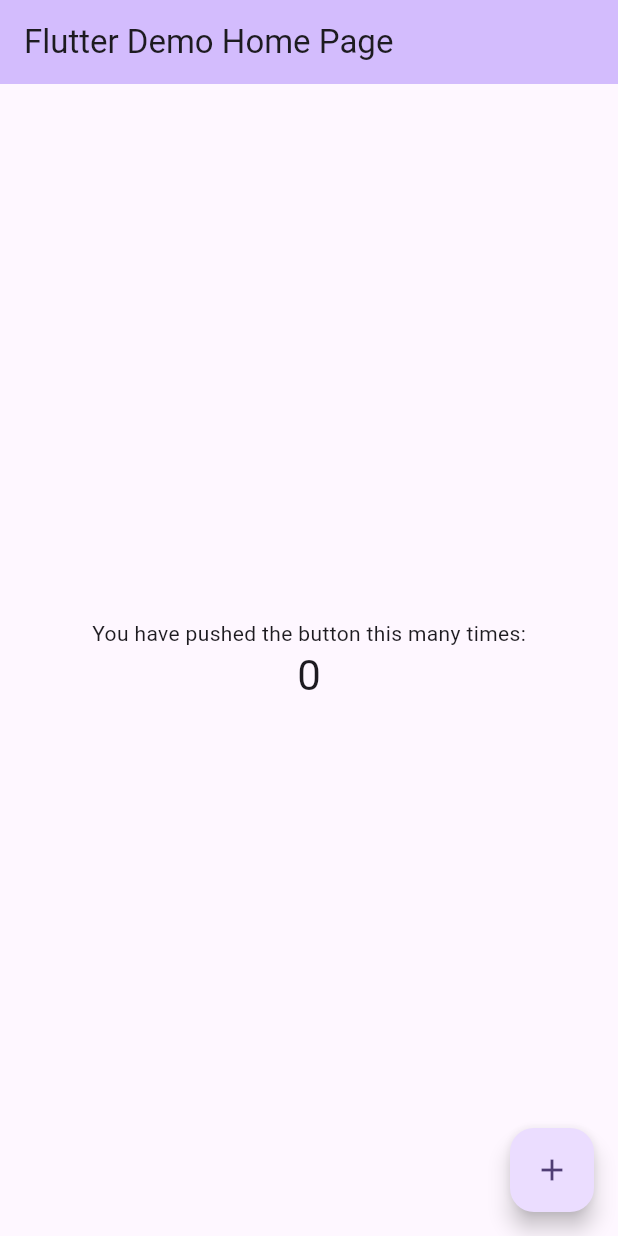
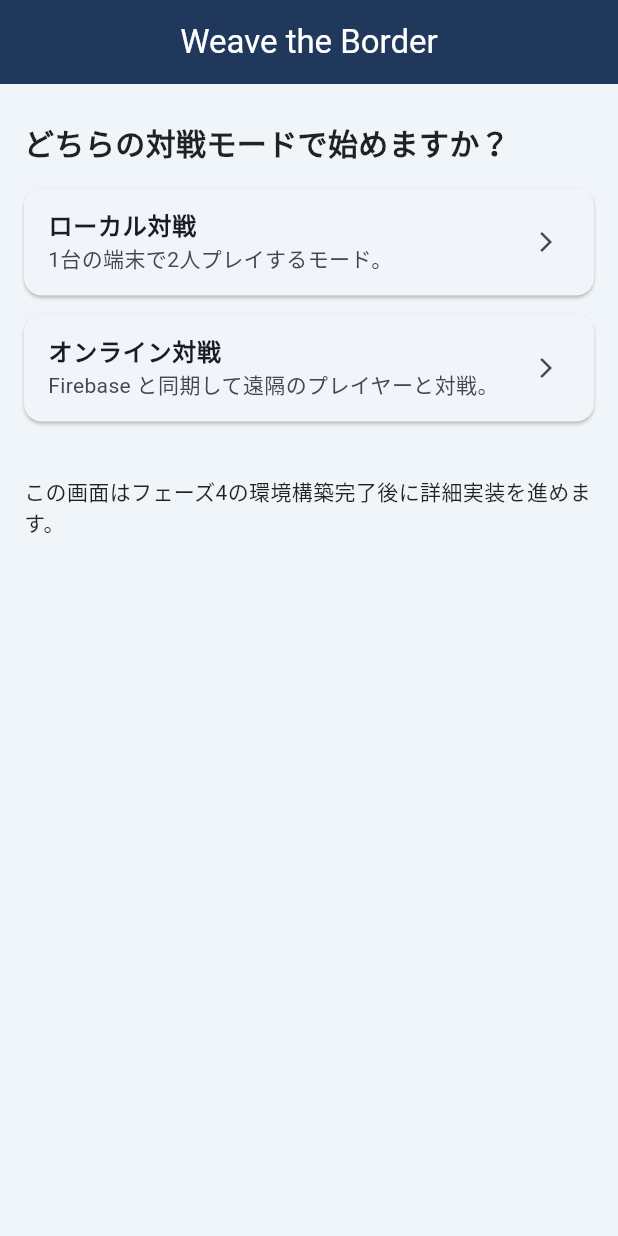
Before and after one commit to AimotoRyosuke/weave-the-boarder, a Flutter app: the screen it shows after launch, on a phone screen of 412 x 824 dp. Run offline on Flutter 3.47's test engine with Material 3 defaults, Android fonts, the phone set to English and light mode, and no system bars; our stand-ins replace firebase_core, hooks_riverpod, riverpod_annotation; accounts and stored records are empty; generated files the repository leaves out were written again.

Commit message:
feat: scaffold Firebase init entrypoint

```diff
--- /dev/null
+++ b/lib/core/constants/app_theme.dart
@@ -0,0 +1,20 @@
+import 'package:flutter/material.dart';
+
+const Color _primaryColor = Color(0xFF1D3557);
+const Color _accentColor = Color(0xFFEA7C5D);
+
+final ThemeData appTheme = ThemeData(
+  colorScheme: ColorScheme.fromSeed(seedColor: _primaryColor, secondary: _accentColor),
+  useMaterial3: true,
+  scaffoldBackgroundColor: const Color(0xFFF0F5F9),
+  appBarTheme: const AppBarTheme(
+    backgroundColor: _primaryColor,
+    foregroundColor: Colors.white,
+    elevation: 2,
+  ),
+  floatingActionButtonTheme: const FloatingActionButtonThemeData(
+    backgroundColor: _accentColor,
+    foregroundColor: Colors.white,
+  ),
+  textTheme: Typography.material2018().black.apply(bodyColor: Colors.black87),
+);
--- /dev/null
+++ b/lib/core/constants/firebase_constants.dart
@@ -0,0 +1,11 @@
+import 'package:firebase_core/firebase_core.dart';
+
+/// 実際の Firebase 構成をここで管理する。
+const FirebaseOptions firebaseOptions = FirebaseOptions(
+  apiKey: 'REPLACE_WITH_YOUR_API_KEY',
+  appId: 'REPLACE_WITH_YOUR_APP_ID',
+  messagingSenderId: 'REPLACE_WITH_YOUR_MESSAGING_SENDER_ID',
+  projectId: 'weave-the-border',
+  storageBucket: 'weave-the-border.appspot.com',
+  databaseURL: 'https://weave-the-border-default-rtdb.firebaseio.com',
+);
--- a/lib/main.dart
+++ b/lib/main.dart
@@ -1,121 +1,78 @@
 import 'package:flutter/material.dart';
+import 'package:hooks_riverpod/hooks_riverpod.dart';
+
+import 'core/constants/app_theme.dart';
+import 'providers/online/firebase_provider.dart';
+import 'screens/home/home_screen.dart';
 
 void main() {
-  runApp(const MyApp());
+  WidgetsFlutterBinding.ensureInitialized();
+  runApp(const ProviderScope(child: WeaveTheBorderApp()));
 }
 
-class MyApp extends StatelessWidget {
-  const MyApp({super.key});
+/// アプリ全体を囲むルートウィジェット。
+class WeaveTheBorderApp extends ConsumerWidget {
+  const WeaveTheBorderApp({super.key});
 
-  // This widget is the root of your application.
   @override
-  Widget build(BuildContext context) {
+  Widget build(BuildContext context, WidgetRef ref) {
+    final firebaseInit = ref.watch(firebaseAppProvider);
+
     return MaterialApp(
-      title: 'Flutter Demo',
-      theme: ThemeData(
-        // This is the theme of your application.
-        //
-        // TRY THIS: Try running your application with "flutter run". You'll see
-        // the application has a purple toolbar. Then, without quitting the app,
-        // try changing the seedColor in the colorScheme below to Colors.green
-        // and then invoke "hot reload" (save your changes or press the "hot
-        // reload" button in a Flutter-supported IDE, or press "r" if you used
-        // the command line to start the app).
-        //
-        // Notice that the counter didn't reset back to zero; the application
-        // state is not lost during the reload. To reset the state, use hot
-        // restart instead.
-        //
-        // This works for code too, not just values: Most code changes can be
-        // tested with just a hot reload.
-        colorScheme: .fromSeed(seedColor: Colors.deepPurple),
+      title: 'Weave the Border',
+      debugShowCheckedModeBanner: false,
+      theme: appTheme,
+      home: firebaseInit.when(
+        data: (_) => const HomeScreen(),
+        loading: () => const _LoadingScreen(),
+        error: (error, stack) => _ErrorScreen(
+          message: error.toString(),
+          onRetry: () => ref.invalidate(firebaseAppProvider),
+        ),
       ),
-      home: const MyHomePage(title: 'Flutter Demo Home Page'),
     );
   }
 }
 
-class MyHomePage extends StatefulWidget {
-  const MyHomePage({super.key, required this.title});
-
-  // This widget is the home page of your application. It is stateful, meaning
-  // that it has a State object (defined below) that contains fields that affect
-  // how it looks.
-
-  // This class is the configuration for the state. It holds the values (in this
-  // case the title) provided by the parent (in this case the App widget) and
-  // used by the build method of the State. Fields in a Widget subclass are
-  // always marked "final".
-
-  final String title;
-
-  @override
-  State<MyHomePage> createState() => _MyHomePageState();
-}
-
-class _MyHomePageState extends State<MyHomePage> {
-  int _counter = 0;
-
-  void _incrementCounter() {
-    setState(() {
-      // This call to setState tells the Flutter framework that something has
-      // changed in this State, which causes it to rerun the build method below
-      // so that the display can reflect the updated values. If we changed
-      // _counter without calling setState(), then the build method would not be
-      // called again, and so nothing would appear to happen.
-      _counter++;
-    });
-  }
+class _LoadingScreen extends StatelessWidget {
+  const _LoadingScreen();
 
   @override
   Widget build(BuildContext context) {
-    // This method is rerun every time setState is called, for instance as done
-    // by the _incrementCounter method above.
-    //
-    // The Flutter framework has been optimized to make rerunning build methods
-    // fast, so that you can just rebuild anything that needs updating rather
-    // than having to individually change instances of widgets.
+    return const Scaffold(
+      body: Center(child: CircularProgressIndicator()),
+    );
+  }
+}
+
+class _ErrorScreen extends StatelessWidget {
+  const _ErrorScreen({required this.message, required this.onRetry});
+
+  final String message;
+  final VoidCallback onRetry;
+
+  @override
+  Widget build(BuildContext context) {
     return Scaffold(
-      appBar: AppBar(
-        // TRY THIS: Try changing the color here to a specific color (to
-        // Colors.amber, perhaps?) and trigger a hot reload to see the AppBar
-        // change color while the other colors stay the same.
-        backgroundColor: Theme.of(context).colorScheme.inversePrimary,
-        // Here we take the value from the MyHomePage object that was created by
-        // the App.build method, and use it to set our appbar title.
-        title: Text(widget.title),
-      ),
-      body: Center(
-        // Center is a layout widget. It takes a single child and positions it
-        // in the middle of the parent.
+      appBar: AppBar(title: const Text('初期化エラー')),
+      body: Padding(
+        padding: const EdgeInsets.all(24),
         child: Column(
-          // Column is also a layout widget. It takes a list of children and
-          // arranges them vertically. By default, it sizes itself to fit its
-          // children horizontally, and tries to be as tall as its parent.
-          //
-          // Column has various properties to control how it sizes itself and
-          // how it positions its children. Here we use mainAxisAlignment to
-          // center the children vertically; the main axis here is the vertical
-          // axis because Columns are vertical (the cross axis would be
-          // horizontal).
-          //
-          // TRY THIS: Invoke "debug painting" (choose the "Toggle Debug Paint"
-          // action in the IDE, or press "p" in the console), to see the
-          // wireframe for each widget.
-          mainAxisAlignment: .center,
+          mainAxisAlignment: MainAxisAlignment.center,
           children: [
-            const Text('You have pushed the button this many times:'),
+            const Icon(Icons.error_outline, size: 64, color: Colors.redAccent),
+            const SizedBox(height: 16),
             Text(
-              '$_counter',
-              style: Theme.of(context).textTheme.headlineMedium,
+              'Firebase の初期化に失敗しました。',
+              style: Theme.of(context).textTheme.titleLarge,
+              textAlign: TextAlign.center,
             ),
+            const SizedBox(height: 8),
+            Text(message, textAlign: TextAlign.center),
+            const SizedBox(height: 24),
+            ElevatedButton(onPressed: onRetry, child: const Text('再試行')),
           ],
         ),
-      ),
-      floatingActionButton: FloatingActionButton(
-        onPressed: _incrementCounter,
-        tooltip: 'Increment',
-        child: const Icon(Icons.add),
       ),
     );
   }
--- /dev/null
+++ b/lib/providers/online/firebase_provider.dart
@@ -0,0 +1,15 @@
+import 'package:firebase_core/firebase_core.dart';
+import 'package:riverpod_annotation/riverpod_annotation.dart';
+
+import 'package:weave_the_border/firebase_options.dart';
+
+part 'firebase_provider.g.dart';
+
+/// Firebase 初期化を Riverpod で扱うためのプロバイダー。
+@riverpod
+Future<FirebaseApp> firebaseApp(Ref ref) async {
+  // 将来的に環境ごとのオプションを切り替えられるようにするかも
+  return Firebase.initializeApp(
+    options: DefaultFirebaseOptions.currentPlatform,
+  );
+}
--- /dev/null
+++ b/lib/screens/home/home_screen.dart
@@ -0,0 +1,57 @@
+import 'package:flutter/material.dart';
+
+/// フェーズ4では仮UIとしてモード選択のカードを表示。
+class HomeScreen extends StatelessWidget {
+  const HomeScreen({super.key});
+
+  static const _modeCards = [
+    _ModeCard(title: 'ローカル対戦', description: '1台の端末で2人プレイするモード。'),
+    _ModeCard(title: 'オンライン対戦', description: 'Firebase と同期して遠隔のプレイヤーと対戦。'),
+  ];
+
+  @override
+  Widget build(BuildContext context) {
+    return Scaffold(
+      appBar: AppBar(title: const Text('Weave the Border'), centerTitle: true),
+      body: Padding(
+        padding: const EdgeInsets.symmetric(horizontal: 16, vertical: 24),
+        child: Column(
+          crossAxisAlignment: CrossAxisAlignment.stretch,
+          children: [
+            const Text(
+              'どちらの対戦モードで始めますか？',
+              style: TextStyle(fontSize: 20, fontWeight: FontWeight.w600),
+            ),
+            const SizedBox(height: 16),
+            ..._modeCards,
+            const SizedBox(height: 24),
+            Text(
+              'この画面はフェーズ4の環境構築完了後に詳細実装を進めます。',
+              style: Theme.of(context).textTheme.bodyMedium,
+            ),
+          ],
+        ),
+      ),
+    );
+  }
+}
+
+class _ModeCard extends StatelessWidget {
+  const _ModeCard({required this.title, required this.description});
+
+  final String title;
+  final String description;
+
+  @override
+  Widget build(BuildContext context) {
+    return Card(
+      margin: const EdgeInsets.only(bottom: 12),
+      child: ListTile(
+        title: Text(title, style: const TextStyle(fontWeight: FontWeight.bold)),
+        subtitle: Text(description),
+        trailing: const Icon(Icons.arrow_forward_ios, size: 16),
+        shape: RoundedRectangleBorder(borderRadius: BorderRadius.circular(12)),
+      ),
+    );
+  }
+}
```
Also changed, not shown: lib/core/constants/firebase_paths.dart (added, +10 -0 lines), lib/core/constants/game_constants.dart (added, +9 -0 lines), lib/providers/online/firebase_provider.g.dart (added), 1 other file.
